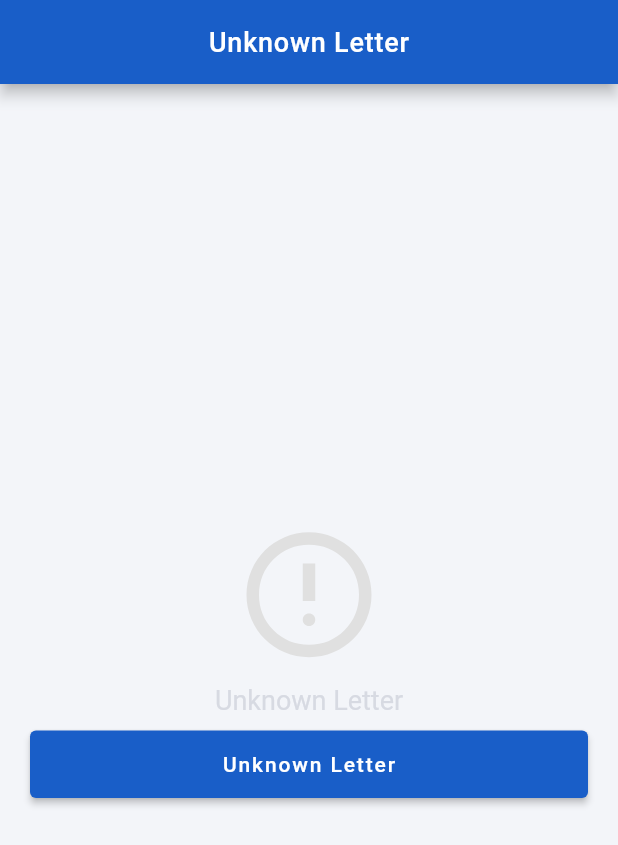
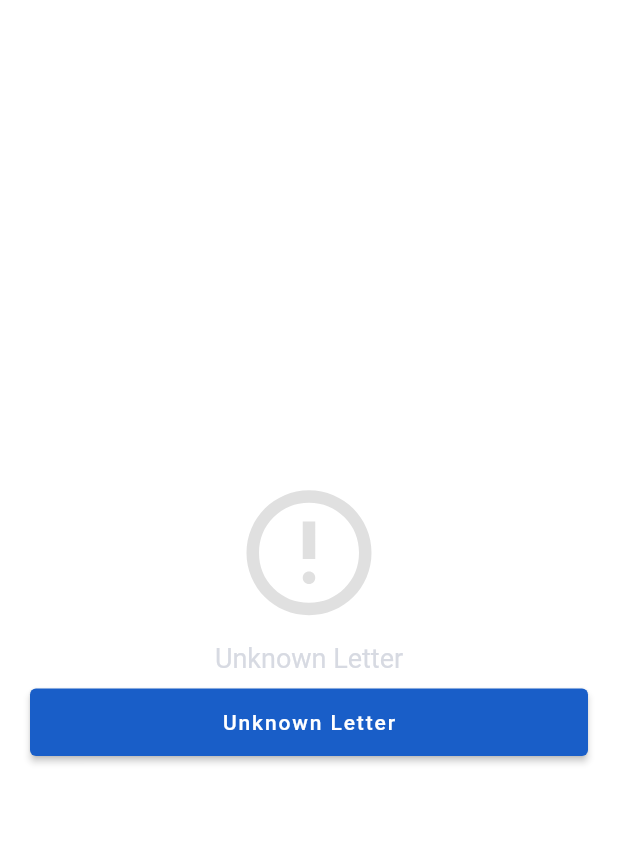
Before and after one commit to Diyorkh/qadriyatlar_app, a Flutter app: the _FavoritesScreenWidget screen opened directly, on a phone screen of 412 x 824 dp. Shown: the top 845 px of the screen. Run offline on Flutter 3.47's test engine with Material 2 defaults, Android fonts, the phone set to English and light mode, and no system bars; drawn by our look-alikes of overlay_support; our stand-ins replace bloc, cached_network_image, chewie, connectivity_plus, dio, file_picker and 25 more; missing offline and left inert: firebase_core_web, firebase_messaging_web, flutter_facebook_auth, flutter_inappwebview, image_picker_for_web, shared_preferences_web and 2 more; accounts and stored records are empty; network calls fail.

Commit message:
feat(fav)
dev

```diff
--- a/lib/core/constants/assets_path.dart
+++ b/lib/core/constants/assets_path.dart
@@ -4,6 +4,7 @@ class ImagePath {
   static const introOne = '$_folderPath/intro.png';
   static const introTwo = '$_folderPath/intro2.png';
   static const introThree = '$_folderPath/intro3.png';
+  static const ghost = '$_folderPath/ghost.png';
 }
 
 class IconPath {
--- a/lib/presentation/screens/favorites/favorites_screen.dart
+++ b/lib/presentation/screens/favorites/favorites_screen.dart
@@ -39,18 +39,9 @@ class _FavoritesScreenWidgetState extends State<_FavoritesScreenWidget> {
   @override
   Widget build(BuildContext context) {
     return Scaffold(
-      backgroundColor: Color(0xFFF3F5F9),
-      appBar: AppBar(
-        backgroundColor: ColorApp.mainColor,
-        automaticallyImplyLeading: false,
-        centerTitle: true,
-        title: Text(
-          localizations.getLocalization('favorites_title'),
-          textScaleFactor: 1.0,
-          style: TextStyle(color: Colors.white, fontSize: 18),
-        ),
-      ),
-      body: BlocListener<FavoritesBloc, FavoritesState>(
+      backgroundColor: Colors.white,
+      body: SafeArea(
+        child: BlocListener<FavoritesBloc, FavoritesState>(
           listener: (context, state) {
             if (state is SuccessDeleteFavoriteCourseState) {
               BlocProvider.of<FavoritesBloc>(context).add(FetchFavorites());
@@ -82,8 +73,16 @@ class _FavoritesScreenWidgetState extends State<_FavoritesScreenWidget> {
 
                 if (state is EmptyFavoritesState) {
                   return EmptyWidget(
-                  iconData: IconPath.emptyCourses,
+                    image: ImagePath.ghost,
                     title: localizations.getLocalization('no_user_favorites_screen_title'),
+                    buttonText: 'Kurslarni ko"ring',
+                    onTap: () {
+                      Navigator.pushReplacementNamed(
+                        context,
+                        MainScreen.routeName,
+                        arguments: MainScreenArgs(selectedIndex: 4),
+                      );
+                    },
                   );
                 }
 
@@ -148,6 +147,7 @@ class _FavoritesScreenWidgetState extends State<_FavoritesScreenWidget> {
                   onTap: () => BlocProvider.of<FavoritesBloc>(context).add(FetchFavorites()),
                 );
               },
+            ),
           ),
         ),
       ),
--- a/lib/presentation/widgets/custom_app_button.dart
+++ b/lib/presentation/widgets/custom_app_button.dart
@@ -17,13 +17,13 @@ class CustomAppButton extends StatelessWidget {
   @override
   Widget build(BuildContext context) {
     return SizedBox(
-      height: 70.0,
+      height: 55.0,
       width: double.infinity,
       child: ElevatedButton(
         style: ElevatedButton.styleFrom(
           backgroundColor: ColorApp.mainColor,
           shape: RoundedRectangleBorder(
-            borderRadius: BorderRadius.circular(20.0),
+            borderRadius: BorderRadius.circular(10.0),
           ),
         ),
         onPressed: onPressed,
```
Also changed, not shown: lib/presentation/widgets/empty_widget.dart (+22 -19 lines), lib/presentation/widgets/unauthorized_widget.dart (+5 -12 lines), assets/images/ghost.png (added), 10 other files. Lines whose indentation alone changed are shown as unchanged.
